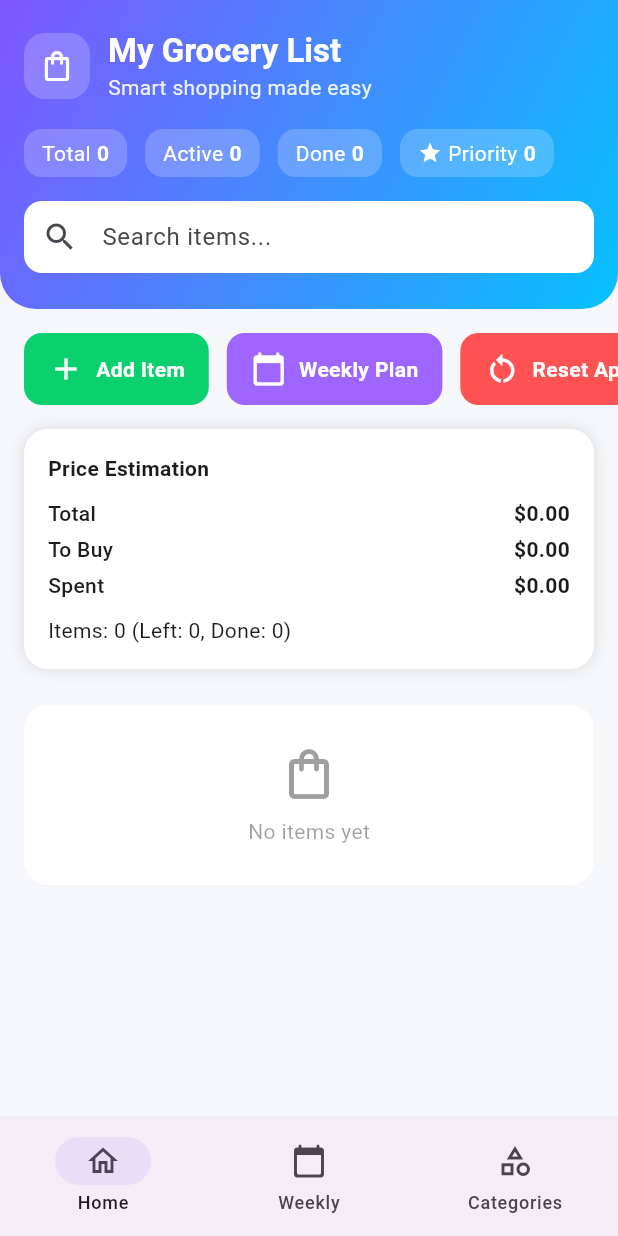
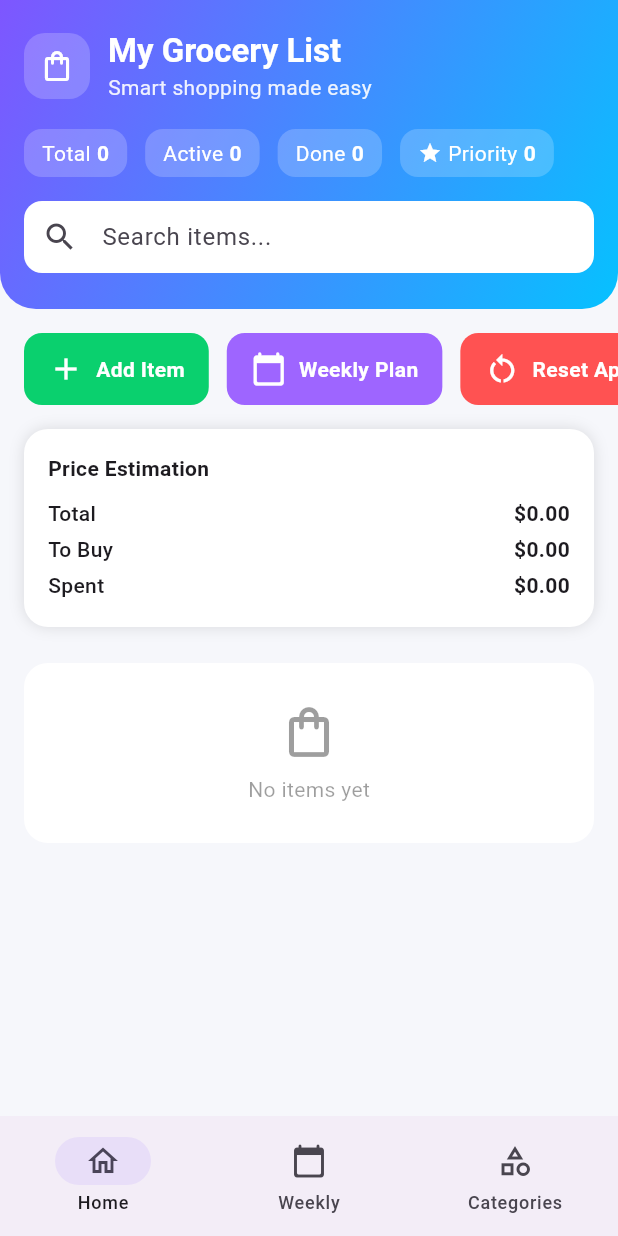
Before and after one commit to itachiispapi/grocery_app, a Flutter app: the screen it shows after launch, on a phone screen of 412 x 824 dp. Run offline on Flutter 3.47's test engine with Material 3 defaults, Android fonts, the phone set to English and light mode, and no system bars; our stand-ins replace sqflite; accounts and stored records are empty.

Commit message:
removed duplicate total/active/done display in price est. card

```diff
--- a/lib/screens/home_screen.dart
+++ b/lib/screens/home_screen.dart
@@ -453,8 +453,6 @@ class _PriceEstimationCard extends StatelessWidget {
           _EstimationTile(label: 'Total', value: total),
           _EstimationTile(label: 'To Buy', value: toBuy),
           _EstimationTile(label: 'Spent', value: spent),
-          const SizedBox(height: 8),
-          Text('Items: $totalCount (Left: $leftCount, Done: $doneCount)'),
         ],
       ),
     );
```
